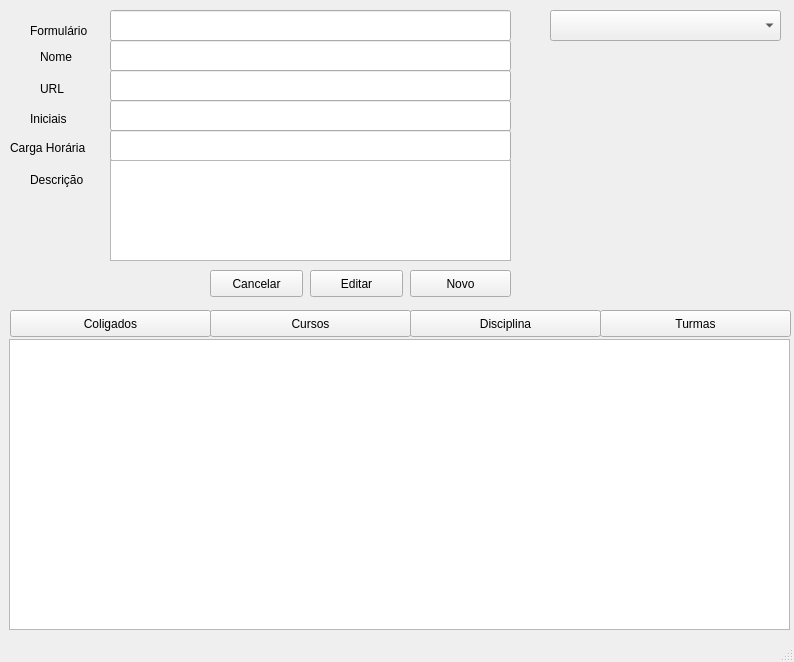
The window that main_window.ui (redu/qt-example) describes before a commit, drawn with Qt 5.
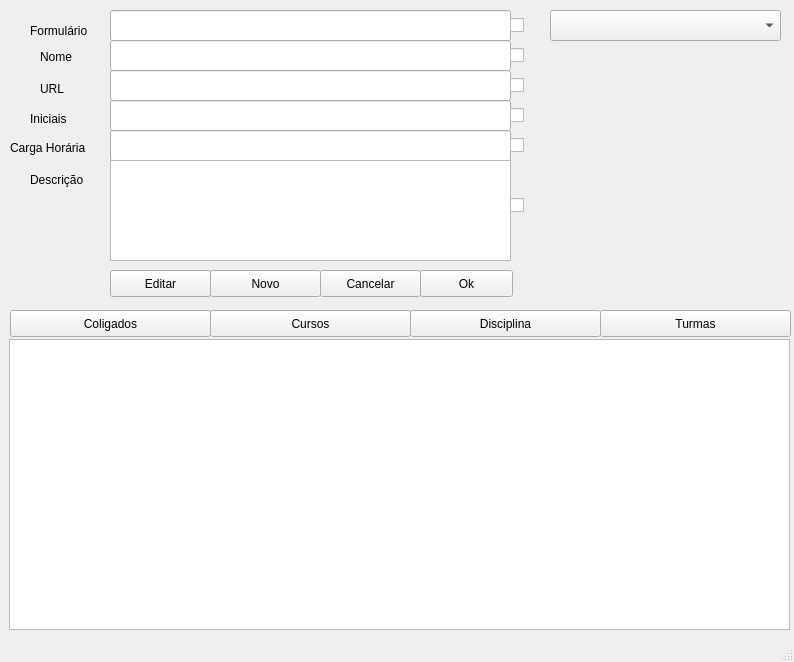
The same window after the commit.

Commit message: Nova interface

Patch:
```diff
--- a/main_window.ui
+++ b/main_window.ui
@@ -180,9 +180,9 @@
    <widget class="QPushButton" name="submit">
     <property name="geometry">
      <rect>
-      <x>410</x>
+      <x>210</x>
       <y>270</y>
-      <width>101</width>
+      <width>111</width>
       <height>27</height>
      </rect>
     </property>
@@ -193,9 +193,9 @@
    <widget class="QPushButton" name="abort">
     <property name="geometry">
      <rect>
-      <x>210</x>
+      <x>320</x>
       <y>270</y>
-      <width>93</width>
+      <width>101</width>
       <height>27</height>
      </rect>
     </property>
@@ -258,9 +258,9 @@
    <widget class="QPushButton" name="edit">
     <property name="geometry">
      <rect>
-      <x>310</x>
+      <x>110</x>
       <y>270</y>
-      <width>93</width>
+      <width>101</width>
       <height>27</height>
      </rect>
     </property>
@@ -268,6 +268,97 @@
      <string>Editar</string>
     </property>
    </widget>
+   <widget class="QCheckBox" name="checkBox_initials">
+    <property name="geometry">
+     <rect>
+      <x>510</x>
+      <y>100</y>
+      <width>94</width>
+      <height>31</height>
+     </rect>
+    </property>
+    <property name="text">
+     <string/>
+    </property>
+   </widget>
+   <widget class="QCheckBox" name="checkBox_workload">
+    <property name="geometry">
+     <rect>
+      <x>510</x>
+      <y>130</y>
+      <width>94</width>
+      <height>31</height>
+     </rect>
+    </property>
+    <property name="text">
+     <string/>
+    </property>
+   </widget>
+   <widget class="QCheckBox" name="checkBox_description">
+    <property name="geometry">
+     <rect>
+      <x>510</x>
+      <y>190</y>
+      <width>94</width>
+      <height>31</height>
+     </rect>
+    </property>
+    <property name="text">
+     <string/>
+    </property>
+   </widget>
+   <widget class="QCheckBox" name="checkBox_path">
+    <property name="geometry">
+     <rect>
+      <x>510</x>
+      <y>70</y>
+      <width>94</width>
+      <height>31</height>
+     </rect>
+    </property>
+    <property name="text">
+     <string/>
+    </property>
+   </widget>
+   <widget class="QCheckBox" name="checkBox_name">
+    <property name="geometry">
+     <rect>
+      <x>510</x>
+      <y>40</y>
+      <width>94</width>
+      <height>31</height>
+     </rect>
+    </property>
+    <property name="text">
+     <string/>
+    </property>
+   </widget>
+   <widget class="QCheckBox" name="checkBox_form">
+    <property name="geometry">
+     <rect>
+      <x>510</x>
+      <y>10</y>
+      <width>94</width>
+      <height>31</height>
+     </rect>
+    </property>
+    <property name="text">
+     <string/>
+    </property>
+   </widget>
+   <widget class="QPushButton" name="submit_ok">
+    <property name="geometry">
+     <rect>
+      <x>420</x>
+      <y>270</y>
+      <width>93</width>
+      <height>27</height>
+     </rect>
+    </property>
+    <property name="text">
+     <string>Ok</string>
+    </property>
+   </widget>
   </widget>
   <widget class="QStatusBar" name="statusbar"/>
  </widget>
```
The commit also changes 5 other files.
